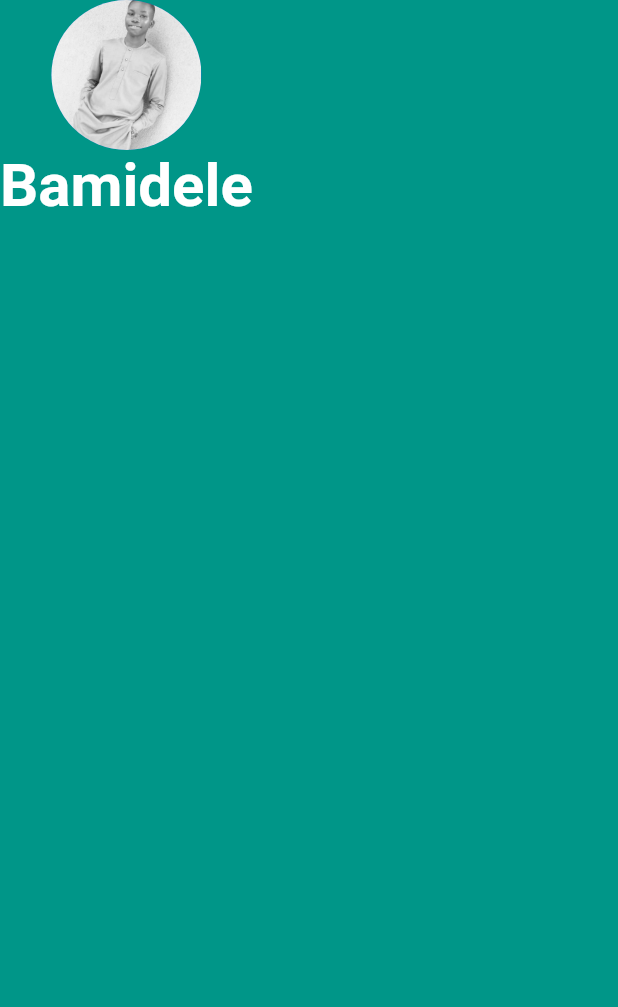
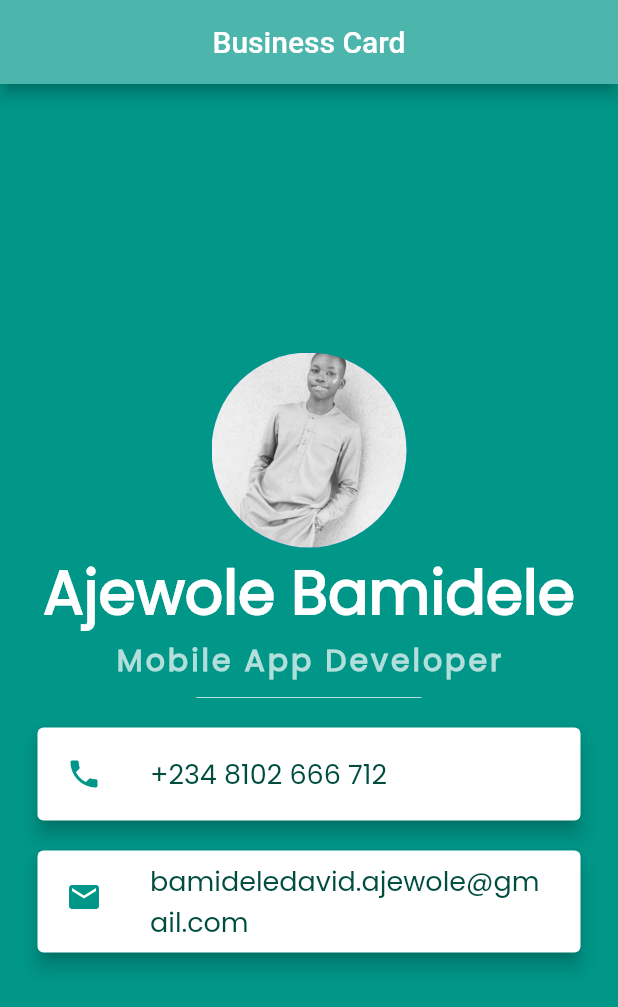
Before and after one commit to Bamidele1234/Business_Card_App, a Flutter app: the screen it shows after launch, on a phone screen of 412 x 824 dp. Shown: the top 1007 px of the screen. Run offline on Flutter 3.47's test engine with Material 2 defaults, Android fonts, the phone set to English and light mode, and no system bars.

Commit message:
Finished the Business Card App

```diff
--- a/lib/main.dart
+++ b/lib/main.dart
@@ -10,19 +10,89 @@ class FinalApp extends StatelessWidget {
     return MaterialApp(
       home: Scaffold(
         backgroundColor: Colors.teal,
+        appBar: AppBar(
+          centerTitle: true,
+          backgroundColor: Colors.teal.shade300,
+          title: const Text('Business Card'),
+        ),
         body: SafeArea(
           child: Column(
-            children: const <Widget>[
-              CircleAvatar(
-                radius: 50,
+            mainAxisAlignment: MainAxisAlignment.center,
+            children: <Widget>[
+              const CircleAvatar(
+                radius: 65,
                 backgroundImage: AssetImage('images/me.png'),
               ),
-              Text(
-                'Bamidele',
+              const Text(
+                'Ajewole Bamidele',
                 style: TextStyle(
+                  fontFamily: 'Poppins',
                   color: Colors.white,
                   fontSize: 40,
                   fontWeight: FontWeight.bold,
+                ),
+              ),
+              Text(
+                'Mobile App Developer',
+                style: TextStyle(
+                  fontFamily: 'Poppins',
+                  color: Colors.teal.shade100,
+                  fontSize: 20,
+                  letterSpacing: 2,
+                  fontWeight: FontWeight.bold,
+                ),
+              ),
+              SizedBox(
+                height: 20,
+                width: 150,
+                child: Divider(
+                  color: Colors.teal.shade100,
+                ),
+              ),
+              Card(
+                color: Colors.white,
+                margin:
+                    const EdgeInsets.symmetric(vertical: 10, horizontal: 25),
+                elevation: 5,
+                child: Padding(
+                  padding: const EdgeInsets.all(3),
+                  child: ListTile(
+                    leading: const Icon(
+                      Icons.phone,
+                      color: Colors.teal,
+                    ),
+                    title: Text(
+                      '+234 8102 666 712',
+                      style: TextStyle(
+                        color: Colors.teal[900],
+                        fontFamily: 'Poppins',
+                        fontSize: 18,
+                      ),
+                    ),
+                  ),
+                ),
+              ),
+              Card(
+                color: Colors.white,
+                margin:
+                    const EdgeInsets.symmetric(vertical: 10, horizontal: 25),
+                elevation: 5,
+                child: Padding(
+                  padding: const EdgeInsets.all(3),
+                  child: ListTile(
+                    leading: const Icon(
+                      Icons.mail,
+                      color: Colors.teal,
+                    ),
+                    title: Text(
+                      'bamideledavid.ajewole@gmail.com',
+                      style: TextStyle(
+                        color: Colors.teal[900],
+                        fontFamily: 'Poppins',
+                        fontSize: 18,
+                      ),
+                    ),
+                  ),
                 ),
               ),
             ],
--- a/pubspec.yaml
+++ b/pubspec.yaml
@@ -59,6 +59,11 @@ flutter:
   assets:
     - images/
 
+  fonts:
+  - family: Poppins
+    fonts:
+    - asset: fonts/Poppins-Regular.ttf
+
   # To add assets to your application, add an assets section, like this:
   # assets:
   #   - images/a_dot_burr.jpeg
```
Also changed, not shown: fonts/Poppins-Black.ttf (added), fonts/Poppins-BlackItalic.ttf (added), fonts/Poppins-Bold.ttf (added), fonts/Poppins-BoldItalic.ttf (added), fonts/Poppins-ExtraBold.ttf (added), fonts/Poppins-ExtraBoldItalic.ttf (added), fonts/Poppins-ExtraLight.ttf (added), fonts/Poppins-ExtraLightItalic.ttf (added), fonts/Poppins-Italic.ttf (added), fonts/Poppins-Light.ttf (added), fonts/Poppins-LightItalic.ttf (added), fonts/Poppins-Medium.ttf (added), fonts/Poppins-MediumItalic.ttf (added), fonts/Poppins-Regular.ttf (added), 4 more files.
